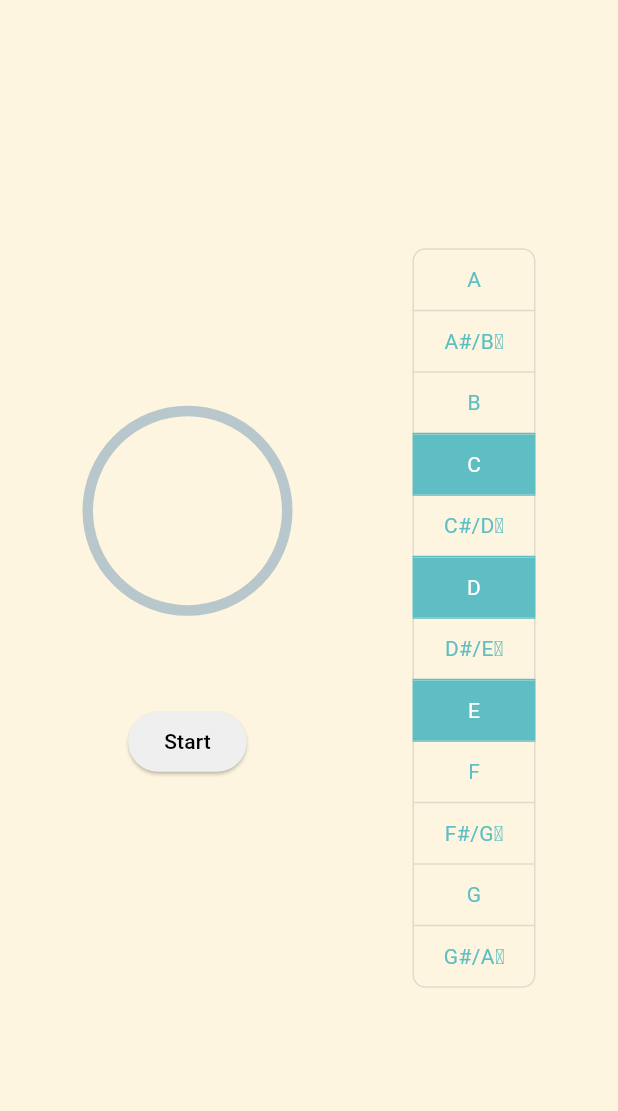
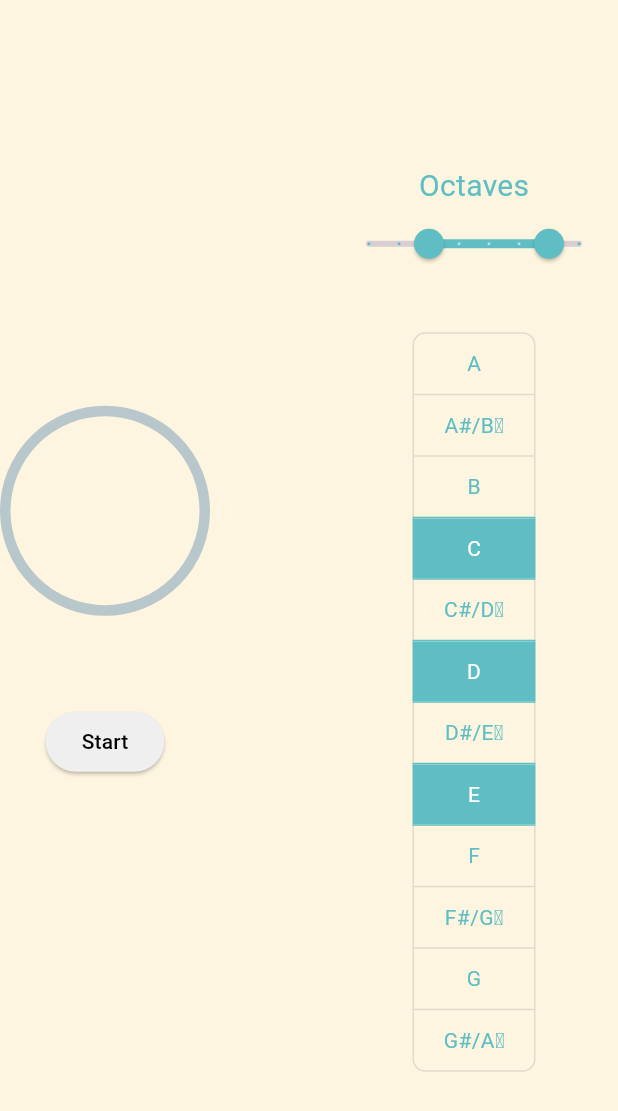
Before and after one commit to alexprudhomme/perfect-pitch-trainer, a Flutter app: the screen it shows after launch, on a phone screen of 412 x 824 dp. Shown: the top 1111 px of the screen. Run offline on Flutter 3.47's test engine with Material 2 defaults, Android fonts, the phone set to English and light mode, and no system bars; drawn by our look-alikes of percent_indicator; our stand-ins replace audioplayers, loading_animation_widget.

Commit message:
added octaves slider

```diff
--- a/lib/pages/quiz.dart
+++ b/lib/pages/quiz.dart
@@ -1,9 +1,7 @@
 import 'dart:math';
 import 'package:audioplayers/audioplayers.dart';
 import 'package:flutter/material.dart';
-import 'package:group_button/group_button.dart';
 import 'package:percent_indicator/circular_percent_indicator.dart';
-import '../helpers/sounds.dart';
 
 const List<Widget> notes = <Widget>[
   Text('A'),
@@ -27,9 +25,38 @@ class Quiz extends StatefulWidget {
   State<Quiz> createState() => _QuizState();
 }
 class _QuizState extends State<Quiz> {
+  Map<String, List<String>> all_sounds = {
+    'A': <String>['A2.mp3', 'A3.mp3', 'A4.mp3', 'A5.mp3', 'A6.mp3',],
+    'Bb': <String>['Bb2.mp3', 'Bb3.mp3', 'Bb4.mp3', 'Bb5.mp3', 'Bb6.mp3',],
+    'B': <String>['B2.mp3', 'B3.mp3', 'B4.mp3', 'B5.mp3', 'B6.mp3',],
+    'C': <String>['C2.mp3', 'C3.mp3', 'C4.mp3', 'C5.mp3', 'C6.mp3',],
+    'Db': <String>['Db2.mp3', 'Db3.mp3', 'Db4.mp3', 'Db5.mp3', 'Db6.mp3',],
+    'D': <String>['D2.mp3', 'D3.mp3', 'D4.mp3', 'D5.mp3', 'D6.mp3',],
+    'Eb': <String>['Eb2.mp3', 'Eb3.mp3', 'Eb4.mp3', 'Eb5.mp3', 'Eb6.mp3',],
+    'E': <String>['E2.mp3', 'E3.mp3', 'E4.mp3', 'E5.mp3', 'E6.mp3',],
+    'F': <String>['F2.mp3', 'F3.mp3', 'F4.mp3', 'F5.mp3', 'F6.mp3',],
+    'Gb': <String>['Gb2.mp3', 'Gb3.mp3', 'Gb4.mp3', 'Gb5.mp3', 'Gb6.mp3',],
+    'G': <String>['G2.mp3', 'G3.mp3', 'G4.mp3', 'G5.mp3', 'G6.mp3',],
+    'Ab': <String>['Ab2.mp3', 'Ab3.mp3', 'Ab4.mp3', 'Ab5.mp3', 'Ab6.mp3',],
+  };
+  RangeValues currentRangeValues = RangeValues(2,6);
   bool isNoteRight = false;
   final List<bool> selectedNotes = <bool>[false, false, false, true, false, true,
                                           false, true, false, false, false, false];
+  final Map<int, String> indexToLetter = {
+    0:'A',
+    1:'Bb',
+    2:'B',
+    3:'C',
+    4:'Db',
+    5:'D',
+    6:'Eb',
+    7:'E',
+    8:'F',
+    9:'Gb',
+    10:'G',
+    11:'Ab',
+  };
   late String currentNote = '';
   late List<String> selectedPossibleSounds = <String>['C2.mp3', 'C3.mp3', 'C4.mp3',
     'C5.mp3', 'C6.mp3', 'D2.mp3', 'D3.mp3', 'D4.mp3', 'D5.mp3', 'D6.mp3', 'E2.mp3',
@@ -59,8 +86,24 @@ class _QuizState extends State<Quiz> {
   late double progressBarTimes100 = progressBar * 100;
   late String progressBarRounded = progressBarTimes100.toStringAsFixed(2);
 
+  void updateAllSounds(){
+    for (var key in all_sounds.keys){
+      all_sounds[key]?.clear();
+    }
+    for (int i = currentRangeValues.start as int; i < currentRangeValues.end + 1; i++){
+      for(var key in all_sounds.keys){
+        all_sounds[key]?.add('$key$i.mp3');
+      }
+      selectedPossibleSounds.clear();
+      for (int i = 0; i < selectedNotes.length; i++){
+        if(selectedNotes[i]){
+          selectedPossibleSounds.addAll(all_sounds[indexToLetter[i]]!);
+        }
+      }
+    }
+  }
+  AudioPlayer player = AudioPlayer();
   void rightAnswer(){
-    AudioPlayer player=AudioPlayer();
     Source source = AssetSource('sounds/right.mp3');
     player.setVolume(0.3);
     player.play(source);
@@ -78,8 +121,7 @@ class _QuizState extends State<Quiz> {
     }
   }
   void wrongAnswer(){
-    AudioPlayer player=AudioPlayer();
-    Source source = AssetSource('sounds/wrong.mp3');
+    Source source = AssetSource('sounds/wrong2.mp3');
     player.setVolume(0.3);
     player.play(source);
     if(!isNoteRight){
@@ -93,7 +135,7 @@ class _QuizState extends State<Quiz> {
     }
   }
   void playRandomNote(){
-    AudioPlayer player=AudioPlayer();
+    player.setVolume(1);
     final random = Random();
     String note = selectedPossibleSounds[random.nextInt(selectedPossibleSounds.length)];
     Source source = AssetSource('sounds/$note');
@@ -101,7 +143,7 @@ class _QuizState extends State<Quiz> {
     currentNote = note;
   }
   void playCurrentNote(){
-    AudioPlayer player=AudioPlayer();
+    player.setVolume(1);
     Source source = AssetSource('sounds/$currentNote');
     player.play(source);
   }
@@ -135,9 +177,8 @@ class _QuizState extends State<Quiz> {
   @override
   Widget build(BuildContext context) {
     print(currentNote);
-    print(progressBarDenominator);
-    print(progressBarNumerator);
-    print(progressBar);
+    print(selectedPossibleSounds);
+    print(all_sounds);
     return Scaffold(
       backgroundColor: const Color.fromRGBO(253, 245, 223, 1),
       body: SafeArea(
@@ -506,6 +547,35 @@ class _QuizState extends State<Quiz> {
                       ],
                     ),
                     const SizedBox(width: 80.0,),
+
+                    Column(
+                      mainAxisAlignment: MainAxisAlignment.center,
+                      children: [
+                        Text(
+                            'Octaves',
+                          style: TextStyle(
+                              color: Color.fromRGBO(94, 190, 196, 1),
+                              fontSize: 20.0,
+                          ),
+                        ),
+
+                        RangeSlider(
+                          values: currentRangeValues,
+                          onChanged: (RangeValues values) {
+                            setState(() {
+                              currentRangeValues = values;
+                              updateAllSounds();
+                            });
+                          },
+                          activeColor: Color.fromRGBO(94, 190, 196, 1),
+                          max: 7,
+                          divisions: 7,
+                          labels: RangeLabels(
+                            currentRangeValues.start.round().toString(),
+                            currentRangeValues.end.round().toString(),
+                          ),
+                        ),
+                        const SizedBox(height: 35.0,),
                         ToggleButtons(
                           direction: Axis.vertical,
                           onPressed: (int index) {
@@ -515,86 +585,86 @@ class _QuizState extends State<Quiz> {
                               switch(index){
                                 case 0:
                                   if(!selectedNotes[index]){
-                                selectedPossibleSounds = removeSound(selectedPossibleSounds, A_sounds);
+                                    selectedPossibleSounds = removeSound(selectedPossibleSounds, all_sounds['A']!);
                                   }else{
-                                selectedPossibleSounds.addAll(A_sounds);
+                                    selectedPossibleSounds.addAll(all_sounds['A']!);
                                   }
                                   break;
                                 case 1:
                                   if(!selectedNotes[index]){
-                                selectedPossibleSounds = removeSound(selectedPossibleSounds, Bb_sounds);
+                                    selectedPossibleSounds = removeSound(selectedPossibleSounds, all_sounds['Bb']!);
                                   }else{
-                                selectedPossibleSounds.addAll(Bb_sounds);
+                                    selectedPossibleSounds.addAll(all_sounds['Bb']!);
                                   }
                                   break;
                                 case 2:
                                   if(!selectedNotes[index]){
-                                selectedPossibleSounds = removeSound(selectedPossibleSounds, B_sounds);
+                                    selectedPossibleSounds = removeSound(selectedPossibleSounds, all_sounds['B']!);
                                   }else{
-                                selectedPossibleSounds.addAll(B_sounds);
+                                    selectedPossibleSounds.addAll(all_sounds['B']!);
                                   }
                                   break;
                                 case 3:
                                   if(!selectedNotes[index]){
-                                selectedPossibleSounds = removeSound(selectedPossibleSounds, C_sounds);
+                                    selectedPossibleSounds = removeSound(selectedPossibleSounds, all_sounds['C']!);
                                   }else{
-                                selectedPossibleSounds.addAll(C_sounds);
+                                    selectedPossibleSounds.addAll(all_sounds['C']!);
                                   }
                                   break;
                                 case 4:
                                   if(!selectedNotes[index]){
-                                selectedPossibleSounds = removeSound(selectedPossibleSounds, Db_sounds);
+                                    selectedPossibleSounds = removeSound(selectedPossibleSounds, all_sounds['Db']!);
                                   }else{
-                                selectedPossibleSounds.addAll(Db_sounds);
+                                    selectedPossibleSounds.addAll(all_sounds['Db']!);
                                   }
                                   break;
                                 case 5:
                                   if(!selectedNotes[index]){
-                                selectedPossibleSounds = removeSound(selectedPossibleSounds, D_sounds);
+                                    selectedPossibleSounds = removeSound(selectedPossibleSounds, all_sounds['D']!);
                                   }else{
-                                selectedPossibleSounds.addAll(D_sounds);
+                                    selectedPossibleSounds.addAll(all_sounds['D']!);
                                   }
                                   break;
                                 case 6:
                                   if(!selectedNotes[index]){
-                                selectedPossibleSounds = removeSound(selectedPossibleSounds, Eb_sounds);
+                                    selectedPossibleSounds = removeSound(selectedPossibleSounds, all_sounds['Eb']!);
                                   }else{
-                                selectedPossibleSounds.addAll(Eb_sounds);
+                                    selectedPossibleSounds.addAll(all_sounds['Eb']!);
                                   }
                                   break;
                                 case 7:
                                   if(!selectedNotes[index]){
-                                selectedPossibleSounds = removeSound(selectedPossibleSounds, E_sounds);
+                                    selectedPossibleSounds = removeSound(selectedPossibleSounds, all_sounds['E']!);
                                   }else{
-                                selectedPossibleSounds.addAll(E_sounds);
+                                    selectedPossibleSounds.addAll(all_sounds['E']!);
                                   }
                                   break;
                                 case 8:
                                   if(!selectedNotes[index]){
-                                selectedPossibleSounds = removeSound(selectedPossibleSounds, F_sounds);
+                                    selectedPossibleSounds = removeSound(selectedPossibleSounds, all_sounds['F']!);
                                   }else{
-                                selectedPossibleSounds.addAll(F_sounds);
+                                    selectedPossibleSounds.addAll(all_sounds['F']!);
                                   }
                                   break;
                                 case 9:
                                   if(!selectedNotes[index]){
-                                selectedPossibleSounds = removeSound(selectedPossibleSounds, Gb_sounds);
+                                    selectedPossibleSounds = removeSound(selectedPossibleSounds, all_sounds['Gb']!);
                                   }else{
-                                selectedPossibleSounds.addAll(Gb_sounds);
+                                    selectedPossibleSounds.addAll(all_sounds['Gb']!);
                                   }
                                   break;
                                 case 10:
                                   if(!selectedNotes[index]){
-                                selectedPossibleSounds = removeSound(selectedPossibleSounds, G_sounds);
+                                    selectedPossibleSounds = removeSound(selectedPossibleSounds, all_sounds['G']!);
                                   }else{
-                                selectedPossibleSounds.addAll(G_sounds);
+                                    selectedPossibleSounds.addAll(all_sounds['G']!);
                                   }
                                   break;
                                 case 11:
                                   if(!selectedNotes[index]){
-                                selectedPossibleSounds = removeSound(selectedPossibleSounds, Ab_sounds);
+                                    selectedPossibleSounds = removeSound(selectedPossibleSounds, all_sounds['Ab']!);
                                   }else{
-                                selectedPossibleSounds.addAll(Ab_sounds);
+                                    selectedPossibleSounds.addAll(all_sounds['Ab']!);
                                   }
                                   break;
                               }
@@ -615,6 +685,8 @@ class _QuizState extends State<Quiz> {
                           children: notes,
                         ),
                       ],
+                    ),
+                  ],
                 )
             ),
         ),
```
Lines whose indentation alone changed are shown as unchanged.
